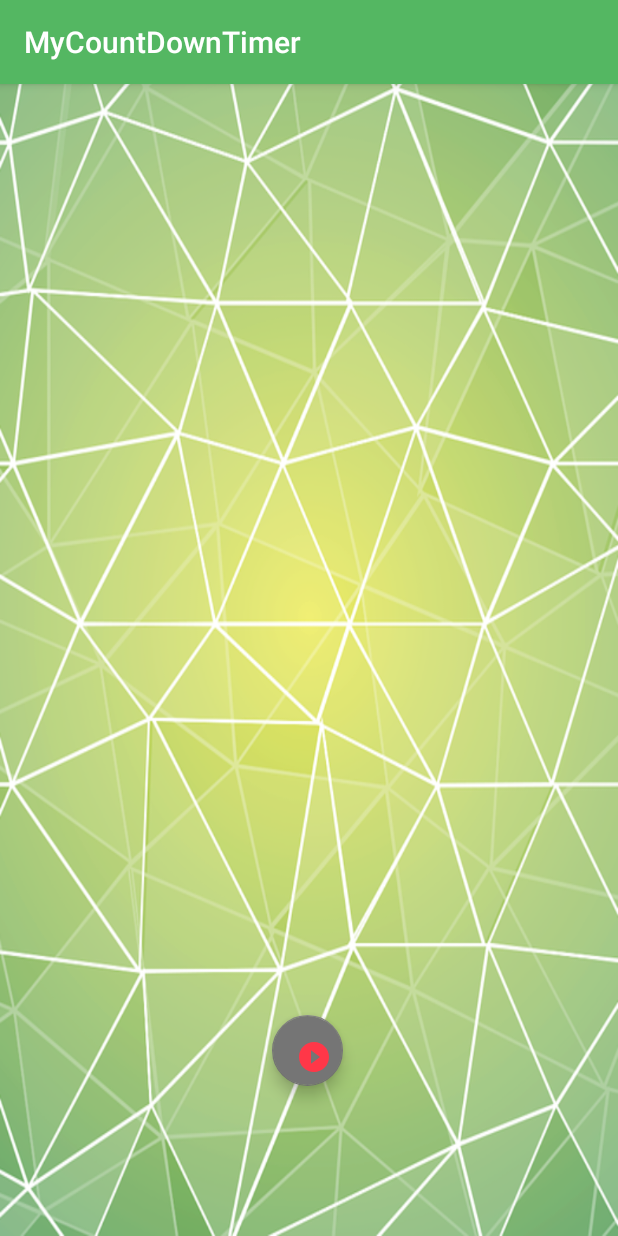
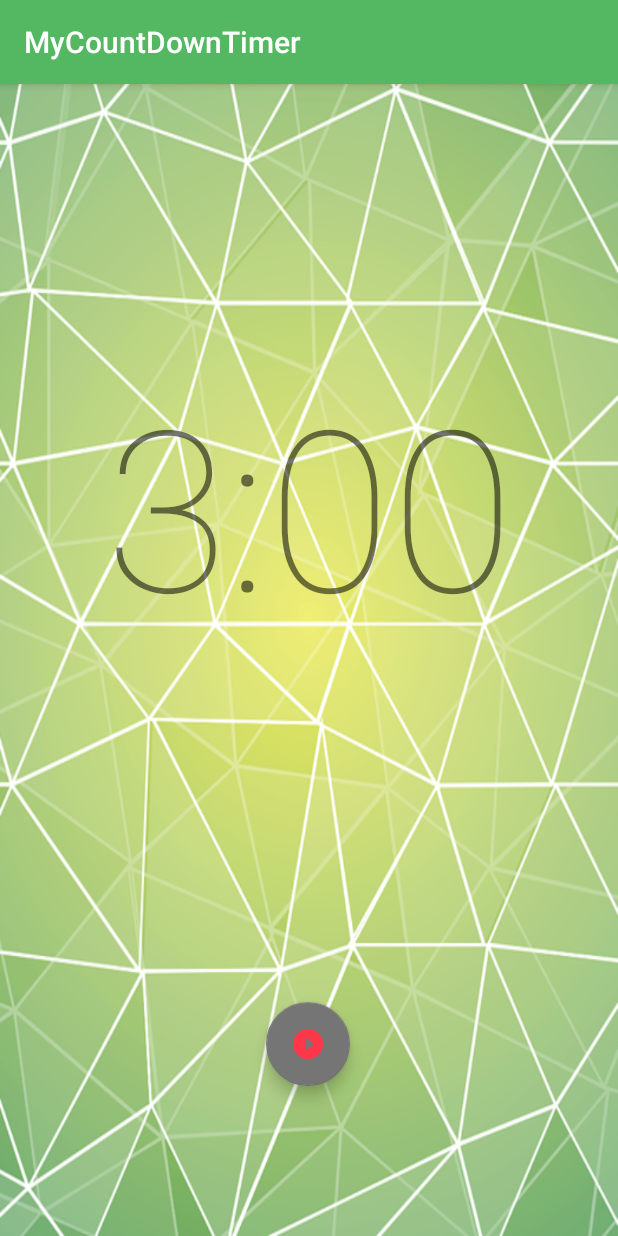
Before and after one commit to aso1901102/MyCountDownTimer, an Android app: the screen it shows after launch (MainActivity), on a phone screen of 412 x 824 dp. Run offline under Robolectric (Android 15) with nearby library versions, the phone set to English and light mode, and no system bars.

Commit message:
Initial commit

```diff
--- a/app/src/main/res/layout/activity_main.xml
+++ b/app/src/main/res/layout/activity_main.xml
@@ -8,8 +8,8 @@
 
     <com.google.android.material.floatingactionbutton.FloatingActionButton
         android:id="@+id/floatingActionButton2"
-        android:layout_width="57dp"
-        android:layout_height="47dp"
+        android:layout_width="wrap_content"
+        android:layout_height="wrap_content"
         android:layout_marginBottom="100dp"
         android:clickable="true"
         app:layout_constraintBottom_toBottomOf="parent"
@@ -20,10 +20,13 @@
 
     <TextView
         android:id="@+id/timerText"
-        android:layout_width="74dp"
-        android:layout_height="62dp"
-        android:text="@string/timerTextValue"
+        android:layout_width="wrap_content"
+        android:layout_height="wrap_content"
+        android:layout_marginTop="180dp"
+        android:text="@string/timerTextDummer"
+        android:textAlignment="center"
+        android:textSize="@dimen/timertextSize"
         app:layout_constraintEnd_toEndOf="parent"
         app:layout_constraintStart_toStartOf="parent"
-        tools:layout_editor_absoluteY="199dp" />
+        app:layout_constraintTop_toTopOf="parent" />
 </androidx.constraintlayout.widget.ConstraintLayout>
--- /dev/null
+++ b/app/src/main/res/values/dimens.xml
@@ -0,0 +1,5 @@
+<?xml version="1.0" encoding="utf-8"?>
+<resources>
+    <dimen name="timerTextSize">48dp</dimen>
+    <dimen name="timertextSize">150sp</dimen>
+</resources>
--- a/app/src/main/res/values/strings.xml
+++ b/app/src/main/res/values/strings.xml
@@ -1,4 +1,5 @@
 <resources>
     <string name="app_name">MyCountDownTimer</string>
     <string name="timerTextValue" />
+    <string name="timerTextDummer">3:00</string>
 </resources>
```
